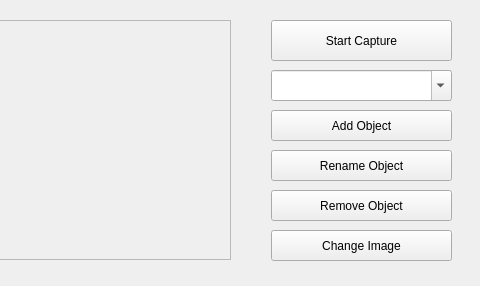
First picture: the form in Practica 3/mainwindow.ui, repository ARebollo/ArtificialVision, before the edit; both pictures show x 469 to 949 and y 0 to 286 of the 949 by 286 pixel window.
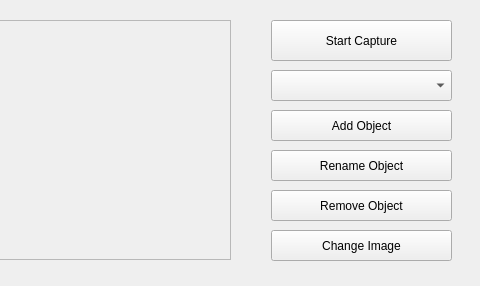
Second picture: the form after the edit.

Commit message: Check if there are three items already

Patch:
```diff
--- a/Practica 3/mainwindow.ui
+++ b/Practica 3/mainwindow.ui
@@ -112,7 +112,7 @@
     </rect>
    </property>
    <property name="editable">
-    <bool>true</bool>
+    <bool>false</bool>
    </property>
    <property name="maxCount">
     <number>3</number>
```
Left out of the diff: 2 changed lines with no effect on the pictures. The commit also changes 1 other file.
